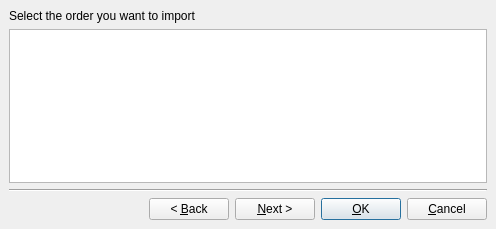
Old version of the form src/importorderdialog.ui in the repository rgriebl/brickstore.
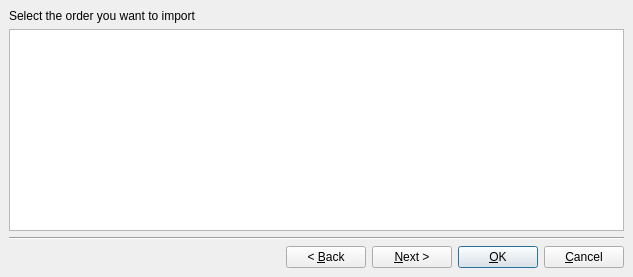
New version of the form.

```diff
--- a/src/importorderdialog.ui
+++ b/src/importorderdialog.ui
@@ -1,12 +1,12 @@
 <ui version="4.0" >
  <class>ImportOrderDialog</class>
- <widget class="QDialog" name="ImportOrderDialog" >
-  <property name="geometry" >
+ <widget class="QDialog" name="ImportOrderDialog">
+  <property name="geometry">
    <rect>
     <x>0</x>
     <y>0</y>
-    <width>496</width>
-    <height>229</height>
+    <width>633</width>
+    <height>277</height>
    </rect>
   </property>
   <property name="windowTitle" >
@@ -295,17 +295,9 @@
        </item>
       </layout>
      </widget>
-     <widget class="QWidget" name="page_4" >
-      <property name="geometry" >
-       <rect>
-        <x>0</x>
-        <y>0</y>
-        <width>478</width>
-        <height>169</height>
-       </rect>
-      </property>
-      <layout class="QVBoxLayout" >
-       <property name="spacing" >
+     <widget class="QWidget" name="page_4">
+      <layout class="QVBoxLayout">
+       <property name="spacing">
         <number>6</number>
        </property>
        <property name="margin" >
@@ -425,7 +417,7 @@
    </item>
   </layout>
  </widget>
- <layoutdefault spacing="6" margin="11" />
+ <layoutdefault spacing="6" margin="11"/>
  <tabstops>
   <tabstop>w_back</tabstop>
   <tabstop>w_next</tabstop>
```
Left out of the diff: 259 changed lines with no effect on the pictures.
